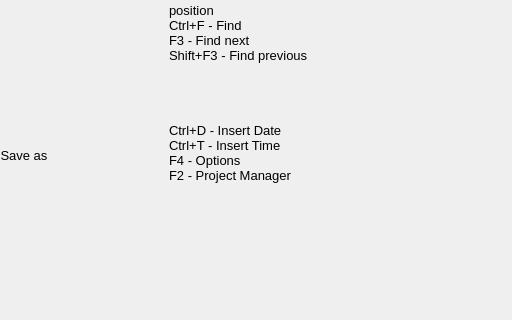
Before: the Qt Designer form ui/helpdialog.ui in dbuksbaum/TextRoom, drawn with Qt 5; both pictures show x 241 to 753 and y 238 to 558 of the 753 by 558 pixel window.
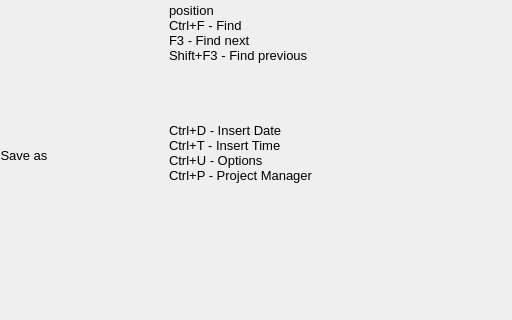
After: the same form once the commit is applied.

Commit message: Changed Help Dialog to Ui, Arranged

```diff
--- a/ui/helpdialog.ui
+++ b/ui/helpdialog.ui
@@ -83,8 +83,8 @@
 
 Ctrl+D - Insert Date
 Ctrl+T - Insert Time
-F4 - Options
-F2 - Project Manager</string>
+Ctrl+U - Options
+Ctrl+P - Project Manager</string>
    </property>
    <property name="wordWrap" >
     <bool>true</bool>
```
